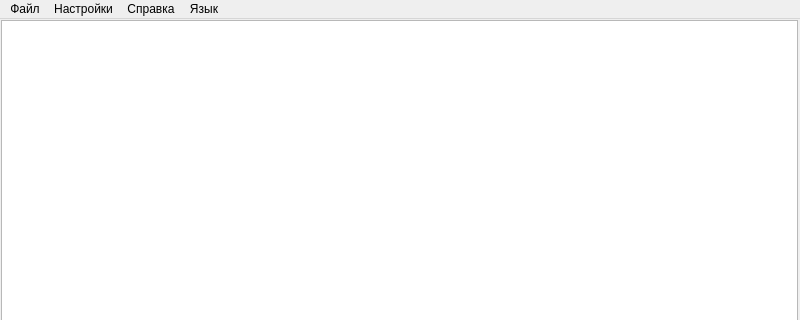
Above: TextEditor/TextEditor.ui from AlexZast/DevGrafCpp before the change; both pictures show x 0 to 800 and y 0 to 320 of the 800 by 600 pixel window. Below: the same form after it.
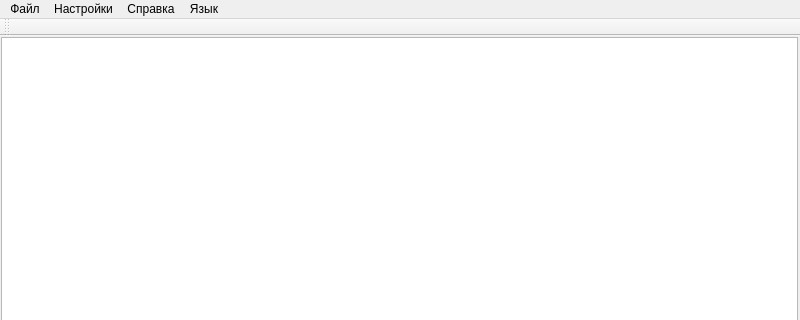
That is the form after the change.

The edit to the form file:
```diff
--- a/TextEditor/TextEditor.ui
+++ b/TextEditor/TextEditor.ui
@@ -31,11 +31,7 @@
      <number>1</number>
     </property>
     <item>
-     <widget class="QPlainTextEdit" name="plainTextEdit">
-      <property name="plainText">
-       <string/>
-      </property>
-     </widget>
+     <widget class="QTextEdit" name="textEdit"/>
     </item>
    </layout>
   </widget>
@@ -94,6 +90,23 @@
    <addaction name="menu_3"/>
   </widget>
   <widget class="QStatusBar" name="statusbar"/>
+  <widget class="QToolBar" name="toolBar">
+   <property name="windowTitle">
+    <string>toolBar</string>
+   </property>
+   <property name="iconSize">
+    <size>
+     <width>36</width>
+     <height>36</height>
+    </size>
+   </property>
+   <attribute name="toolBarArea">
+    <enum>TopToolBarArea</enum>
+   </attribute>
+   <attribute name="toolBarBreak">
+    <bool>false</bool>
+   </attribute>
+  </widget>
   <action name="action">
    <property name="text">
     <string>Открыть файл</string>
```
Left out of the diff: 2 changed lines with no effect on the pictures.
